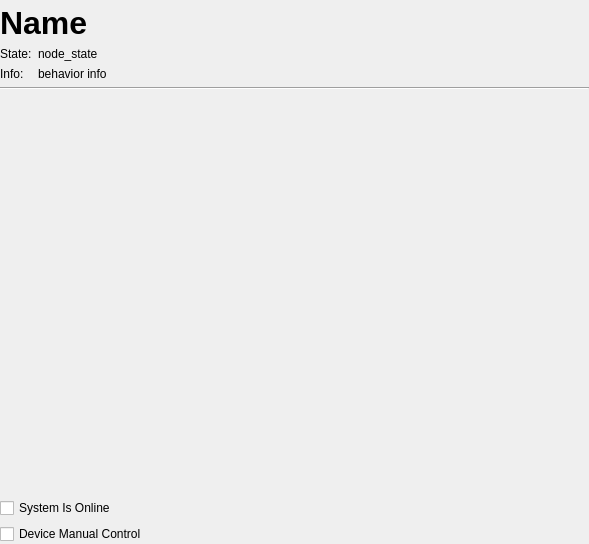
The window that opentoolcontroller/views/NodeControlView.ui (OpenToolController/opentoolcontroller) describes before a commit, drawn with Qt 5.
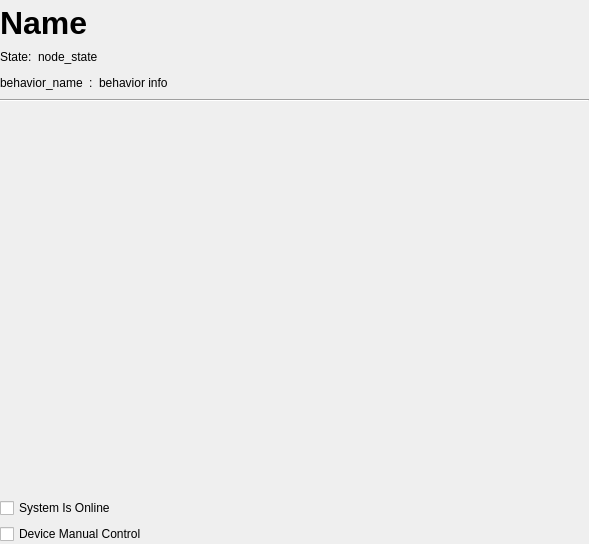
The same window after the commit.

Commit message: behavior button aborting

What changed in the file:
```diff
--- a/opentoolcontroller/views/NodeControlView.ui
+++ b/opentoolcontroller/views/NodeControlView.ui
@@ -80,18 +80,18 @@
         </widget>
        </item>
        <item>
-        <layout class="QFormLayout" name="formLayout_2">
-         <property name="formAlignment">
-          <set>Qt::AlignLeading|Qt::AlignLeft|Qt::AlignTop</set>
+        <layout class="QHBoxLayout" name="horizontalLayout">
+         <property name="topMargin">
+          <number>0</number>
          </property>
-         <item row="0" column="0">
+         <item>
           <widget class="QLabel" name="label_3">
            <property name="text">
             <string>State:</string>
            </property>
           </widget>
          </item>
-         <item row="0" column="1">
+         <item>
           <widget class="QLabel" name="ui_state">
            <property name="autoFillBackground">
             <bool>false</bool>
@@ -101,20 +101,60 @@
            </property>
           </widget>
          </item>
-         <item row="1" column="0">
+         <item>
+          <spacer name="horizontalSpacer">
+           <property name="orientation">
+            <enum>Qt::Horizontal</enum>
+           </property>
+           <property name="sizeHint" stdset="0">
+            <size>
+             <width>40</width>
+             <height>20</height>
+            </size>
+           </property>
+          </spacer>
+         </item>
+        </layout>
+       </item>
+       <item>
+        <layout class="QHBoxLayout" name="horizontalLayout_2">
+         <property name="topMargin">
+          <number>0</number>
+         </property>
+         <item>
+          <widget class="QLabel" name="ui_behavior_name">
+           <property name="text">
+            <string>behavior_name</string>
+           </property>
+          </widget>
+         </item>
+         <item>
           <widget class="QLabel" name="label">
            <property name="text">
-            <string>Info:</string>
+            <string>:</string>
            </property>
           </widget>
          </item>
-         <item row="1" column="1">
+         <item>
           <widget class="QLabel" name="ui_behavior_info">
            <property name="text">
             <string>behavior info</string>
            </property>
           </widget>
          </item>
+         <item>
+          <spacer name="horizontalSpacer_2">
+           <property name="orientation">
+            <enum>Qt::Horizontal</enum>
+           </property>
+           <property name="sizeHint" stdset="0">
+            <size>
+             <width>40</width>
+             <height>20</height>
+            </size>
+           </property>
+          </spacer>
+         </item>
         </layout>
        </item>
        <item>
```
The commit also changes 10 other files.
